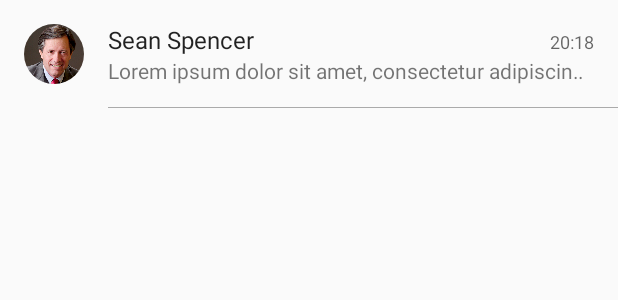
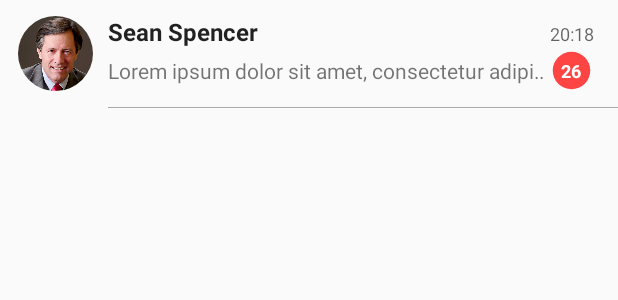
Before and after one commit to exildev/Exile, an Android app: the layout chat.xml on its own in the app's theme, with its tools: preview values and no code run, on a phone screen of 412 x 824 dp. Shown: the top 300 px of the screen. Run offline under Robolectric (Android 15) with nearby library versions, the phone set to English and light mode, and no system bars.

Commit message:
primera vista de interfaz de chat

```diff
--- a/app/build.gradle
+++ b/app/build.gradle
@@ -30,7 +30,10 @@ dependencies {
     compile 'com.android.support:design:25.3.1'
     compile 'com.android.support:support-vector-drawable:25.3.1'
     compile 'com.android.support:support-v4:25.3.1'
+    compile 'com.android.support:support-v13:25.3.1'
+    compile 'com.android.support.constraint:constraint-layout:1.0.2'
     compile 'com.roughike:bottom-bar:2.3.1'
     compile 'de.hdodenhof:circleimageview:2.1.0'
+
     testCompile 'junit:junit:4.12'
 }
--- /dev/null
+++ b/app/src/main/res/drawable/bg_chat.xml
@@ -0,0 +1,4 @@
+<?xml version="1.0" encoding="utf-8"?>
+<bitmap xmlns:android="http://schemas.android.com/apk/res/android"
+    android:gravity="center"
+    android:src="@drawable/bgchat" />
--- a/app/src/main/res/layout/chat.xml
+++ b/app/src/main/res/layout/chat.xml
@@ -1,5 +1,6 @@
 <?xml version="1.0" encoding="utf-8"?>
 <RelativeLayout xmlns:android="http://schemas.android.com/apk/res/android"
+    xmlns:app="http://schemas.android.com/apk/res-auto"
     xmlns:tools="http://schemas.android.com/tools"
     android:layout_width="match_parent"
     android:layout_height="72dp"
@@ -9,9 +10,11 @@
     tools:showIn="@layout/fragment_chat">
 
     <de.hdodenhof.circleimageview.CircleImageView
-        android:layout_width="40dp"
-        android:layout_height="40dp"
-        android:layout_margin="16dp"
+        android:layout_width="50dp"
+        android:layout_height="50dp"
+        android:layout_centerVertical="true"
+        android:layout_marginLeft="12dp"
+        android:layout_marginStart="12dp"
         android:src="@drawable/profile" />
 
     <LinearLayout
@@ -34,7 +37,8 @@
                 android:layout_height="wrap_content"
                 android:layout_weight="1"
                 android:gravity="center_vertical"
-                android:text="Sean Spencer" />
+                android:text="Sean Spencer"
+                android:textStyle="bold" />
 
             <TextView
                 style="@style/TextAppearance.AppCompat.Caption"
@@ -43,12 +47,40 @@
                 android:text="20:18" />
         </LinearLayout>
 
-        <TextView
+        <LinearLayout
             android:layout_width="match_parent"
             android:layout_height="wrap_content"
-            android:ellipsize="marquee"
-            android:maxLines="1"
-            android:text="Lorem ipsum dolor sit amet, consectetur adipiscing elit. Ut in ex eros." />
+            android:gravity="center_vertical">
+
+            <TextView
+                android:layout_width="0dp"
+                android:layout_height="wrap_content"
+                android:layout_weight="1"
+                android:ellipsize="marquee"
+                android:maxLines="1"
+                android:text="Lorem ipsum dolor sit amet, consectetur adipiscing elit. Ut in ex eros." />
+
+            <FrameLayout
+                android:layout_width="wrap_content"
+                android:layout_height="wrap_content">
+
+                <ImageView
+                    android:layout_width="30dp"
+                    android:layout_height="30dp"
+                    android:layout_gravity="center"
+                    android:tint="@android:color/holo_red_light"
+                    app:srcCompat="@drawable/ic_circle_24dp" />
+
+                <TextView
+                    style="@style/TextAppearance.AppCompat.Caption"
+                    android:layout_width="30dp"
+                    android:layout_height="30dp"
+                    android:gravity="center"
+                    android:text="26"
+                    android:textColor="@android:color/white"
+                    android:textStyle="bold" />
+            </FrameLayout>
+        </LinearLayout>
     </LinearLayout>
 
     <View
--- a/app/src/main/res/layout/fragment_chat.xml
+++ b/app/src/main/res/layout/fragment_chat.xml
@@ -10,7 +10,9 @@
         android:orientation="vertical"
         android:paddingTop="8dp">
 
-        <include layout="@layout/chat" />
+        <include
+            android:id="@+id/chat1"
+            layout="@layout/chat" />
 
         <include layout="@layout/chat" />
 
--- a/app/src/main/res/values/strings.xml
+++ b/app/src/main/res/values/strings.xml
@@ -21,4 +21,5 @@
     <string name="hello_blank_fragment">Hello blank fragment</string>
     <string name="icon">icono</string>
     <string name="add">add</string>
+    <string name="title_activity_chat">ChatActivity</string>
 </resources>
```
Also changed, not shown: app/src/main/AndroidManifest.xml (+10 -6 lines), app/src/main/java/co/com/exile/exile/chat/ChatActivity.java (added, +69 -0 lines), app/src/main/java/co/com/exile/exile/chat/ChatFragment.java (+12 -1 lines), app/src/main/java/co/com/exile/exile/chat/GifEditText.java (added, +56 -0 lines), app/src/main/res/drawable/ic_arrow_back_24dp.xml (added, +9 -0 lines), app/src/main/res/drawable/ic_attach_file_24dp.xml (added, +9 -0 lines), app/src/main/res/drawable/ic_emoji_24dp.xml (added, +9 -0 lines), app/src/main/res/drawable/ic_photo_camera_24dp.xml (added, +12 -0 lines), app/src/main/res/drawable/ic_send_24dp.xml (added, +9 -0 lines), app/src/main/res/layout/activity_chat.xml (added, +154 -0 lines), app/src/main/res/layout/content_chat.xml (added, +13 -0 lines), app/src/main/res/drawable/bgchat.png (added).
